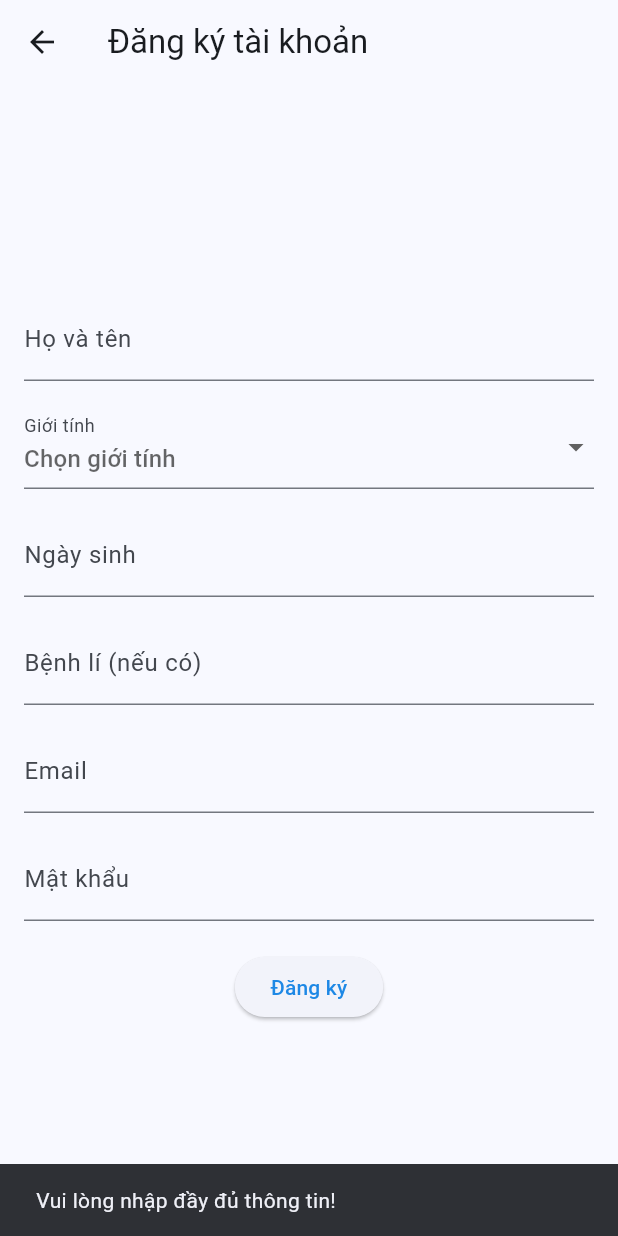
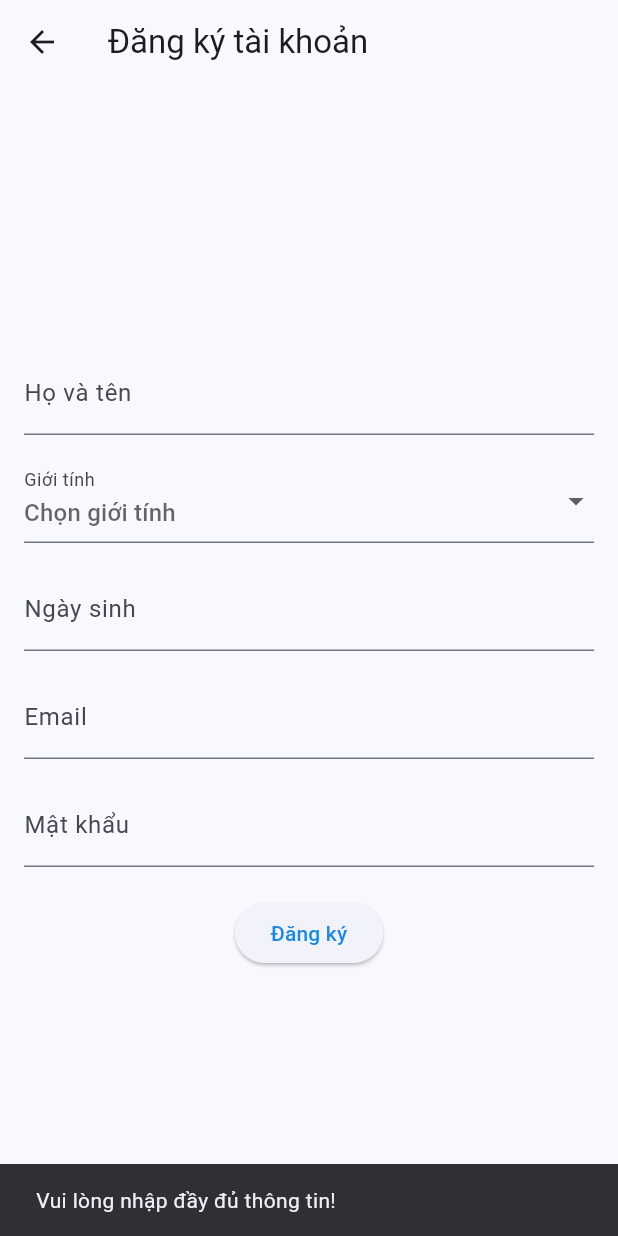
Before and after one commit to TanDucc/pill-reminder, a Flutter app: the RegisterScreen screen opened by its route, after a tap on "Đăng ký", on a phone screen of 412 x 824 dp. Run offline on Flutter 3.47's test engine with Material 3 defaults, Android fonts, the phone set to English and light mode, and no system bars; our stand-ins replace cloud_firestore, firebase_auth, firebase_core, firebase_database, flutter_local_notifications, table_calendar and 1 more; accounts and stored records are empty; network calls fail.

Commit message:
Them tinh trang benh, loai bo benh li trong register

```diff
--- a/lib/screens/register_screen.dart
+++ b/lib/screens/register_screen.dart
@@ -14,7 +14,6 @@ class _RegisterScreenState extends State<RegisterScreen> {
   final TextEditingController _passwordController = TextEditingController();
   final TextEditingController _nameController = TextEditingController();
   final TextEditingController _dobController = TextEditingController();
-  final TextEditingController _medicalController = TextEditingController();
 
   bool _isLoading = false;
   DateTime? _selectedDob;
@@ -24,7 +23,6 @@ class _RegisterScreenState extends State<RegisterScreen> {
     final email = _emailController.text.trim();
     final password = _passwordController.text.trim();
     final name = _nameController.text.trim();
-    final medical = _medicalController.text.trim();
     final dob = _selectedDob;
     if (email.isEmpty || password.isEmpty || name.isEmpty || dob == null || _selectedGender == null) {
       ScaffoldMessenger.of(context).showSnackBar(
@@ -47,7 +45,6 @@ class _RegisterScreenState extends State<RegisterScreen> {
         'role': 'user',
         // thêm thông tin cá nhân
         'dob': Timestamp.fromDate(dob),
-        'medicalCondition': medical,
         'gender': _selectedGender,
       });
       if (mounted) {
@@ -132,11 +129,6 @@ class _RegisterScreenState extends State<RegisterScreen> {
             ),
             const SizedBox(height: 16),
             TextField(
-              controller: _medicalController,
-              decoration: const InputDecoration(labelText: 'Bệnh lí (nếu có)'),
-            ),
-            const SizedBox(height: 16),
-            TextField(
               controller: _emailController,
               decoration: const InputDecoration(labelText: 'Email'),
             ),
```
Also changed, not shown: lib/screens/add_medicine_screen.dart (+13 -0 lines), lib/screens/profile_screen.dart (+0 -10 lines), 27 other files.
